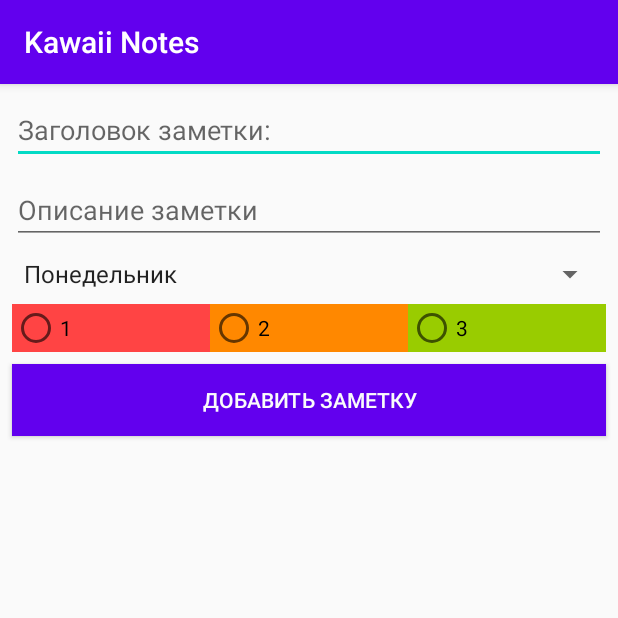
After one commit to USSRFantom/KawaiiNotes, an Android app: the AddNoteActivity screen opened directly, with no data from a screen before it, on a phone screen of 412 x 824 dp, the top half of it. The commit adds this screen. Run offline under Robolectric (Android 15) with nearby library versions, the phone set to English and light mode, and no system bars.

Commit message:
by adding a note

```diff
--- a/app/build.gradle
+++ b/app/build.gradle
@@ -27,6 +27,8 @@ dependencies {
     implementation 'androidx.appcompat:appcompat:1.2.0'
     implementation 'androidx.constraintlayout:constraintlayout:2.0.4'
     implementation 'androidx.recyclerview:recyclerview:1.1.0'
+    implementation 'androidx.cardview:cardview:1.0.0'
+    implementation 'com.google.android.material:material:1.2.1'
     testImplementation 'junit:junit:4.12'
     androidTestImplementation 'androidx.test.ext:junit:1.1.2'
     androidTestImplementation 'androidx.test.espresso:espresso-core:3.3.0'
--- a/app/src/main/AndroidManifest.xml
+++ b/app/src/main/AndroidManifest.xml
@@ -9,6 +9,7 @@
         android:roundIcon="@mipmap/ic_launcher_round"
         android:supportsRtl="true"
         android:theme="@style/AppTheme">
+        <activity android:name=".AddNoteActivity"></activity>
         <activity android:name=".MainActivity">
             <intent-filter>
                 <action android:name="android.intent.action.MAIN" />
--- /dev/null
+++ b/app/src/main/java/ussrfantom/com/example/kawaiinotes/AddNoteActivity.java
@@ -0,0 +1,43 @@
+package ussrfantom.com.example.kawaiinotes;
+
+import androidx.appcompat.app.AppCompatActivity;
+
+import android.content.Intent;
+import android.os.Bundle;
+import android.view.View;
+import android.widget.EditText;
+import android.widget.RadioButton;
+import android.widget.RadioGroup;
+import android.widget.Spinner;
+
+public class AddNoteActivity extends AppCompatActivity {
+    private EditText editTextTitle;
+    private EditText editTextDescription;
+    private Spinner spinnerDaysOfWeek;
+    private RadioGroup radioGroupPriority;
+
+    @Override
+    protected void onCreate(Bundle savedInstanceState) {
+        super.onCreate(savedInstanceState);
+        setContentView(R.layout.activity_add_note);
+        editTextTitle = findViewById(R.id.editTextTitle);
+        editTextDescription = findViewById(R.id.editTextDescription);
+        spinnerDaysOfWeek = findViewById(R.id.spinnerDaysOfWeek);
+        radioGroupPriority = findViewById(R.id.radioGroupPriority);
+    }
+
+    public void onClickSaveNote(View view) {
+        String title = editTextTitle.getText().toString().trim();
+        String description = editTextDescription.getText().toString().trim();
+        String dayOfWeek = spinnerDaysOfWeek.getSelectedItem().toString();
+        int radioButtonId = radioGroupPriority.getCheckedRadioButtonId();
+        RadioButton radioButton = findViewById(radioButtonId);
+        int priority = Integer.parseInt(radioButton.getText().toString());
+        Note note = new Note(title, description, dayOfWeek, priority);
+        MainActivity.notes.add(note);
+
+        Intent intent = new Intent (this, MainActivity.class);
+        startActivity(intent);
+        finish();
+    }
+}
--- /dev/null
+++ b/app/src/main/res/layout/activity_add_note.xml
@@ -0,0 +1,101 @@
+<?xml version="1.0" encoding="utf-8"?>
+<androidx.constraintlayout.widget.ConstraintLayout xmlns:android="http://schemas.android.com/apk/res/android"
+    xmlns:app="http://schemas.android.com/apk/res-auto"
+    xmlns:tools="http://schemas.android.com/tools"
+    android:layout_width="match_parent"
+    android:layout_height="match_parent"
+    tools:context=".AddNoteActivity">
+
+    <EditText
+        android:id="@+id/editTextTitle"
+        android:layout_width="0dp"
+        android:layout_height="wrap_content"
+        android:layout_marginStart="8dp"
+        android:layout_marginTop="8dp"
+        android:layout_marginEnd="8dp"
+        android:ems="10"
+        android:inputType="textPersonName"
+        android:hint="@string/hint_title"
+        app:layout_constraintEnd_toEndOf="parent"
+        app:layout_constraintStart_toStartOf="parent"
+        app:layout_constraintTop_toTopOf="parent" />
+
+    <EditText
+        android:id="@+id/editTextDescription"
+        android:layout_width="0dp"
+        android:layout_height="wrap_content"
+        android:layout_marginStart="8dp"
+        android:layout_marginTop="8dp"
+        android:layout_marginEnd="8dp"
+        android:ems="10"
+        android:hint="@string/hint_description"
+        android:gravity="start|top"
+        android:inputType="textMultiLine"
+        app:layout_constraintEnd_toEndOf="parent"
+        app:layout_constraintStart_toStartOf="parent"
+        app:layout_constraintTop_toBottomOf="@+id/editTextTitle" />
+
+    <Spinner
+        android:id="@+id/spinnerDaysOfWeek"
+        android:layout_width="0dp"
+        android:layout_height="wrap_content"
+        android:layout_marginStart="8dp"
+        android:layout_marginTop="8dp"
+        android:layout_marginEnd="8dp"
+        android:entries="@array/daysOfWeek"
+        app:layout_constraintEnd_toEndOf="parent"
+        app:layout_constraintStart_toStartOf="parent"
+        app:layout_constraintTop_toBottomOf="@+id/editTextDescription" />
+
+    <RadioGroup
+        android:id="@+id/radioGroupPriority"
+        android:layout_width="0dp"
+        android:layout_height="wrap_content"
+        android:layout_marginStart="8dp"
+        android:layout_marginTop="8dp"
+        android:layout_marginEnd="8dp"
+        android:orientation="horizontal"
+        app:layout_constraintEnd_toEndOf="parent"
+        app:layout_constraintStart_toStartOf="parent"
+        app:layout_constraintTop_toBottomOf="@+id/spinnerDaysOfWeek">
+
+        <RadioButton
+            android:id="@+id/radioButton1"
+            android:layout_width="match_parent"
+            android:layout_height="wrap_content"
+            android:layout_weight="1"
+            android:background="@android:color/holo_red_light"
+            android:text="@string/one" />
+
+        <RadioButton
+            android:id="@+id/radioButton2"
+            android:layout_width="match_parent"
+            android:layout_height="wrap_content"
+            android:layout_weight="1"
+            android:background="@android:color/holo_orange_dark"
+            android:text="@string/two" />
+
+        <RadioButton
+            android:id="@+id/radioButton3"
+            android:layout_width="match_parent"
+            android:layout_height="wrap_content"
+            android:layout_weight="1"
+            android:background="@android:color/holo_green_light"
+            android:text="@string/three" />
+    </RadioGroup>
+
+    <Button
+        android:id="@+id/buttonSaveNote"
+        android:layout_width="0dp"
+        android:layout_height="wrap_content"
+        android:layout_marginStart="8dp"
+        android:layout_marginTop="8dp"
+        android:layout_marginEnd="8dp"
+        android:background="@color/colorPrimary"
+        android:text="@string/add_note"
+        android:textColor="@color/colorWhite"
+        android:onClick="onClickSaveNote"
+        app:layout_constraintEnd_toEndOf="parent"
+        app:layout_constraintStart_toStartOf="parent"
+        app:layout_constraintTop_toBottomOf="@+id/radioGroupPriority" />
+</androidx.constraintlayout.widget.ConstraintLayout>
--- a/app/src/main/res/values/colors.xml
+++ b/app/src/main/res/values/colors.xml
@@ -4,4 +4,6 @@
     <color name="colorPrimaryDark">#3700B3</color>
     <color name="colorAccent">#03DAC5</color>
     <color name="colorBlue">#98D1CB</color>
+    <color name="colorWhite">#FAFBFB</color>
+    <color name="colorGrey">#C6D5D5</color>
 </resources>
--- a/app/src/main/res/values/strings.xml
+++ b/app/src/main/res/values/strings.xml
@@ -1,4 +1,21 @@
 <resources>
     <string name="app_name">Kawaii Notes</string>
     <string name="note_priority_picture">Картинка приоритета заметки</string>
+    <string name="day_of_week">День недели:</string>
+    <string name="add_note">Добавить заметку</string>
+    <string name="one">1</string>
+    <string name="two">2</string>
+    <string name="three">3</string>
+    <string name="hint_title">Заголовок заметки:</string>
+    <string name="hint_description">Описание заметки</string>
+
+    <string-array name="daysOfWeek">
+        <item>Понедельник</item>
+        <item>Вторник</item>
+        <item>Среда</item>
+        <item>Четверг</item>
+        <item>Пятница</item>
+        <item>Суббота</item>
+        <item>Воскресенье</item>
+    </string-array>
 </resources>
```
Also changed, not shown: app/src/main/java/ussrfantom/com/example/kawaiinotes/MainActivity.java (+22 -6 lines), app/src/main/java/ussrfantom/com/example/kawaiinotes/NotesAdapter.java (+23 -3 lines), app/src/main/res/layout/activity_main.xml (+13 -0 lines), app/src/main/res/layout/note_item.xml (+19 -12 lines), app/src/main/res/drawable/plus.png (added).
